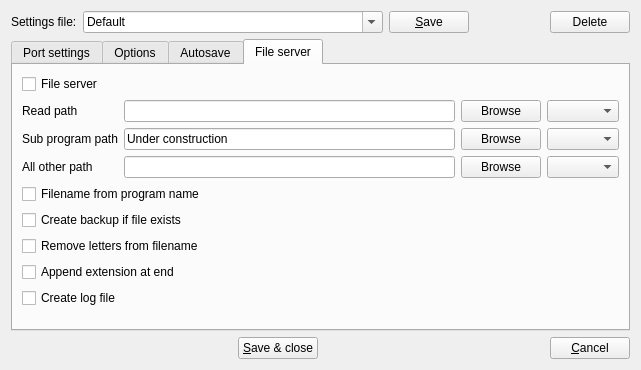
Above: src/serialportconfigdialog.ui from GCodeProjects/GCodeWorkShop before the change. Below: the same form after it.
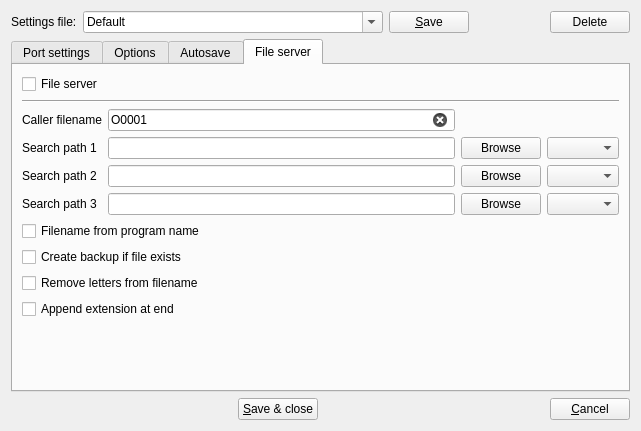
That is the form after the change. Icons and pictures are not drawn.

Patch:
```diff
--- a/src/serialportconfigdialog.ui
+++ b/src/serialportconfigdialog.ui
@@ -7,7 +7,7 @@
     <x>0</x>
     <y>0</y>
     <width>641</width>
-    <height>370</height>
+    <height>431</height>
    </rect>
   </property>
   <property name="sizePolicy">
@@ -995,12 +995,19 @@
          </property>
         </widget>
        </item>
+       <item>
+        <widget class="Line" name="line_2">
+         <property name="orientation">
+          <enum>Qt::Horizontal</enum>
+         </property>
+        </widget>
+       </item>
        <item>
         <layout class="QGridLayout" name="gridLayout_13">
          <item row="1" column="0">
           <widget class="QLabel" name="label_10">
            <property name="text">
-            <string>Read path</string>
+            <string>Search path 1</string>
            </property>
           </widget>
          </item>
@@ -1009,6 +1016,12 @@
            <property name="text">
             <string/>
            </property>
+           <property name="readOnly">
+            <bool>true</bool>
+           </property>
+           <property name="clearButtonEnabled">
+            <bool>true</bool>
+           </property>
           </widget>
          </item>
          <item row="1" column="2">
@@ -1039,7 +1052,14 @@
           </widget>
          </item>
          <item row="10" column="1">
-          <widget class="QLineEdit" name="path3LineEdit_3"/>
+          <widget class="QLineEdit" name="searchPath3LineEdit">
+           <property name="readOnly">
+            <bool>true</bool>
+           </property>
+           <property name="clearButtonEnabled">
+            <bool>true</bool>
+           </property>
+          </widget>
          </item>
          <item row="10" column="3">
           <widget class="QComboBox" name="ext3ComboBox_3">
@@ -1051,7 +1071,7 @@
          <item row="10" column="0">
           <widget class="QLabel" name="label_18">
            <property name="text">
-            <string>All other path</string>
+            <string>Search path 3</string>
            </property>
           </widget>
          </item>
@@ -1090,14 +1110,37 @@
          <item row="8" column="1">
           <widget class="QLineEdit" name="path2LineEdit_3">
            <property name="text">
-            <string>Under construction</string>
+            <string/>
+           </property>
+           <property name="readOnly">
+            <bool>true</bool>
+           </property>
+           <property name="clearButtonEnabled">
+            <bool>true</bool>
            </property>
           </widget>
          </item>
          <item row="8" column="0">
           <widget class="QLabel" name="label_19">
            <property name="text">
-            <string>Sub program path</string>
+            <string>Search path 2</string>
+           </property>
+          </widget>
+         </item>
+         <item row="0" column="1">
+          <widget class="QLineEdit" name="callerLineEdit">
+           <property name="text">
+            <string>O0001</string>
+           </property>
+           <property name="clearButtonEnabled">
+            <bool>true</bool>
+           </property>
+          </widget>
+         </item>
+         <item row="0" column="0">
+          <widget class="QLabel" name="label_7">
+           <property name="text">
+            <string>Caller filename</string>
            </property>
           </widget>
          </item>
@@ -1115,16 +1158,6 @@
            </property>
           </widget>
          </item>
-         <item row="4" column="0">
-          <widget class="QCheckBox" name="logFileCheckBox_3">
-           <property name="toolTip">
-            <string>Save debug information to log file: &quot;Settings name&quot;_log.txt in save path.</string>
-           </property>
-           <property name="text">
-            <string>Create log file</string>
-           </property>
-          </widget>
-         </item>
          <item row="2" column="0">
           <widget class="QCheckBox" name="removeLettersCheckBox_3">
            <property name="text">
```
Left out of the diff: 102 changed lines with no effect on the pictures.
